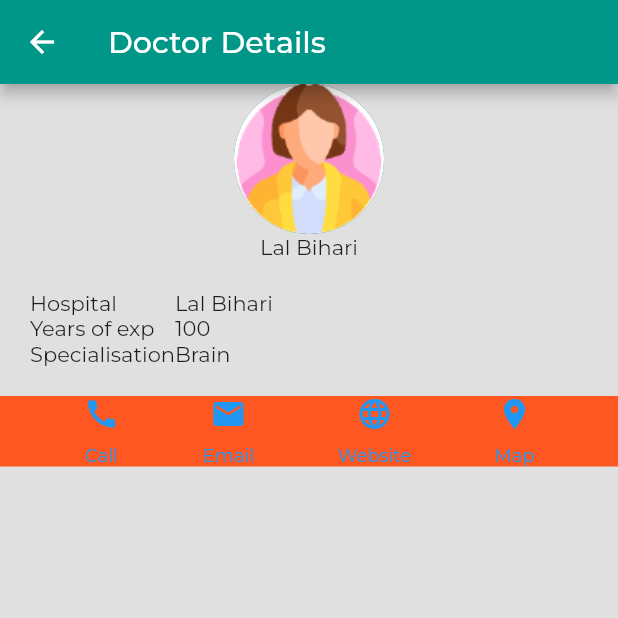
After one commit to SIH-Team-Epione/Flutter-app-Epione, a Flutter app: the DoctorConsultationScreen screen opened directly, after a tap on "Lal Bihari", on a phone screen of 412 x 824 dp, the top half of it. The commit adds this screen. Run offline on Flutter 3.47's test engine with Material 2 defaults, Android fonts, the phone set to English and light mode, and no system bars; our stand-ins replace flutter_svg, get, google_fonts; missing offline and left inert: flutter_email_sender, maps_launcher; project files that could hold a hidden picture were left out.

Commit message:
Doctor consultation and doctor details page added.

```diff
--- /dev/null
+++ b/lib/models/Doctors.dart
@@ -0,0 +1,14 @@
+class Doctor {
+  late String name;
+  late int yearsOfExp;
+  late String specialisation;
+  late String profileUrl;
+
+  Doctor(this.name, this.yearsOfExp, this.specialisation);
+}
+
+List doctors = [
+  Doctor("Lal Bihari", 100, "Brain"),
+  Doctor("Harsh", -2, "Knee"),
+  Doctor("Mukesh", 200, "Ear")
+];
--- /dev/null
+++ b/lib/screens/doctor_consultation_screen.dart
@@ -0,0 +1,107 @@
+import 'package:flutter/material.dart';
+import 'package:flutter_svg/svg.dart';
+import 'package:get/get.dart';
+import 'package:quiz_app/models/Doctors.dart';
+import 'package:google_fonts/google_fonts.dart';
+import 'package:quiz_app/constants.dart';
+import 'package:quiz_app/models/Quotes.dart';
+import 'package:quiz_app/screens/doctor_details_screen.dart';
+import 'package:quiz_app/screens/welcome/welcome_screen.dart';
+import 'package:quiz_app/util/my_button_icon_card.dart';
+
+class DoctorConsultationScreen extends StatefulWidget {
+  const DoctorConsultationScreen({Key? key}) : super(key: key);
+
+  @override
+  State<DoctorConsultationScreen> createState() => _DoctorConsultationScreenState();
+}
+
+class _DoctorConsultationScreenState extends State<DoctorConsultationScreen> {
+  @override
+  Widget build(BuildContext context) {
+    return Scaffold(
+      appBar: AppBar(
+        title: Text("Doctor Consultation"),
+      ),
+      body: DoctorsListSection(),
+    );
+  }
+}
+
+class DoctorsListSection extends StatefulWidget {
+  const DoctorsListSection({Key? key}) : super(key: key);
+
+  @override
+  State<DoctorsListSection> createState() => _DoctorsListSectionState();
+}
+
+class _DoctorsListSectionState extends State<DoctorsListSection> {
+  @override
+  Widget build(BuildContext context) {
+    return Scaffold(
+      body: ListView.builder(
+        itemBuilder: (BuildContext context, int index) => Container(
+          width: MediaQuery.of(context).size.width,
+          padding: EdgeInsets.symmetric(horizontal: 10.0, vertical: 5.0),
+          child: _buildDoctorRow(index, context),
+        ),
+        itemCount: 3,
+      ),
+    );
+  }
+}
+
+Widget _buildDoctorRow(int index, BuildContext context) {
+  void gotoDoctorDetailsPage(BuildContext context) {
+    Navigator.push(
+        context,
+        MaterialPageRoute(
+          builder: (context) => DoctorDetailsScreen(index: index),
+        ));
+  }
+
+  return GestureDetector(
+    onTap: () {
+      gotoDoctorDetailsPage(context);
+    },
+    child: Card(
+      color: Colors.brown,
+      elevation: 5.0,
+      shape: RoundedRectangleBorder(borderRadius: BorderRadius.circular(15.0)),
+      child: Padding(
+        padding: EdgeInsets.all(10.0),
+        child: Row(
+          mainAxisAlignment: MainAxisAlignment.start,
+          mainAxisSize: MainAxisSize.max,
+          children: [
+            CircleAvatar(
+              radius: 40,
+              backgroundImage: AssetImage('assets/images/user_image.png'),
+            ),
+            Container(
+              margin: EdgeInsets.fromLTRB(10.0, 0.0, 0.0, 0.0),
+              child: Column(
+                mainAxisSize: MainAxisSize.max,
+                crossAxisAlignment: CrossAxisAlignment.start,
+                children: [
+                  Text(
+                    doctors[index].name,
+                    style: TextStyle(color: Colors.black),
+                  ),
+                  Text(
+                    doctors[index].specialisation,
+                    style: TextStyle(color: Colors.black),
+                  ),
+                  Text(
+                    "${doctors[index].yearsOfExp}",
+                    style: TextStyle(color: Colors.black),
+                  )
+                ],
+              ),
+            ),
+          ],
+        ),
+      ),
+    ),
+  );
+}
--- /dev/null
+++ b/lib/screens/doctor_details_screen.dart
@@ -0,0 +1,150 @@
+import 'package:flutter/material.dart';
+import 'package:flutter_svg/svg.dart';
+import 'package:get/get.dart';
+import 'package:google_fonts/google_fonts.dart';
+import 'package:flutter_email_sender/flutter_email_sender.dart';
+import 'package:quiz_app/constants.dart';
+import 'package:quiz_app/models/Doctors.dart';
+import 'package:maps_launcher/maps_launcher.dart';
+import 'package:url_launcher/url_launcher.dart';
+import 'package:quiz_app/models/Quotes.dart';
+import 'package:quiz_app/screens/welcome/welcome_screen.dart';
+import 'package:quiz_app/util/my_button_icon_card.dart';
+
+class DoctorDetailsScreen extends StatefulWidget {
+  final int index;
+
+  const DoctorDetailsScreen({Key? key, required this.index}) : super(key: key);
+
+  @override
+  State<DoctorDetailsScreen> createState() =>
+      _DoctorDetailsScreenState(); //somehow i want to pass index to _DoctorDetailsPageState
+}
+
+class _DoctorDetailsScreenState extends State<DoctorDetailsScreen> {
+  @override
+  Widget build(BuildContext context) {
+    return Scaffold(
+      appBar: AppBar(
+        title: Text("Doctor Details"),
+      ),
+      body: Container(
+        color: Colors.black12,
+        child: Column(
+          children: [
+            CircleAvatar(
+              radius: 50,
+              backgroundImage: AssetImage('assets/images/user_image.png'),
+            ),
+            Text(doctors[widget.index].name),
+            Container(
+              margin: EdgeInsets.all(20.0),
+              child: Row(
+                children: [
+                  Column(
+                    crossAxisAlignment: CrossAxisAlignment.start,
+                    children: [
+                      Text("Hospital"),
+                      Text("Years of exp"),
+                      Text("Specialisation")
+                    ],
+                  ),
+                  Column(
+                    crossAxisAlignment: CrossAxisAlignment.start,
+                    children: [
+                      Text(doctors[widget.index].name),
+                      Text(doctors[widget.index].yearsOfExp.toString()),
+                      Text(doctors[widget.index].specialisation)
+                    ],
+                  )
+                ],
+              ),
+            ),
+            Container(
+              color: Colors.deepOrange,
+              child: Row(
+                mainAxisAlignment: MainAxisAlignment.spaceEvenly,
+                children: [
+                  _buildButtonColumn(Colors.blue, Icons.call, 'Call', 0),
+                  _buildButtonColumn(Colors.blue, Icons.mail, 'Email', 1),
+                  _buildButtonColumn(Colors.blue, Icons.language, 'Website', 2),
+                  _buildButtonColumn(Colors.blue, Icons.location_on, 'Map', 3),
+                ],
+              ),
+            )
+          ],
+        ),
+      ),
+    );
+  }
+
+  GestureDetector _buildButtonColumn(
+      Color color, IconData icon, String label, int position) {
+    Future<void> itemClickHandler(int position) async {
+      switch (position) {
+        case 0:
+          {
+            //call
+            final url = Uri.parse('tel://7055781339');
+            if (!await launchUrl(url, mode: LaunchMode.externalApplication)) {
+              throw 'Could not launch';
+            }
+            break;
+          }
+        case 1:
+          {
+            //send mail
+            final Email sendEmail = Email(
+              body: 'body of email',
+              subject: 'subject of email',
+              recipients: ['xpandeyed@gmail.com'],
+              isHTML: false,
+            );
+
+            await FlutterEmailSender.send(sendEmail);
+            break;
+          }
+        case 2:
+          {
+            //website
+            final url = Uri.parse('https://github.com');
+            if (!await launchUrl(url, mode: LaunchMode.externalApplication)) {
+              throw 'Could not launch';
+            }
+
+            break;
+          }
+        case 3:
+          {
+            //maps
+            MapsLauncher.launchCoordinates(
+                28.65495318711065, 77.23944576717803);
+            break;
+          }
+      }
+    }
+    return GestureDetector(
+      onTap: () {
+        itemClickHandler(position);
+      },
+      child: Column(
+        mainAxisSize: MainAxisSize.min,
+        mainAxisAlignment: MainAxisAlignment.center,
+        children: [
+          Icon(icon, color: color),
+          Container(
+            margin: const EdgeInsets.only(top: 8),
+            child: Text(
+              label,
+              style: TextStyle(
+                fontSize: 12,
+                fontWeight: FontWeight.w400,
+                color: color,
+              ),
+            ),
+          ),
+        ],
+      ),
+    );
+  }
+}
--- a/lib/screens/home_screen.dart
+++ b/lib/screens/home_screen.dart
@@ -4,6 +4,8 @@ import 'package:get/get.dart';
 import 'package:google_fonts/google_fonts.dart';
 import 'package:quiz_app/constants.dart';
 import 'package:quiz_app/models/Quotes.dart';
+import 'package:quiz_app/screens/doctor_consultation_screen.dart';
+import 'package:quiz_app/screens/doctor_details_screen.dart';
 import 'package:quiz_app/screens/welcome/welcome_screen.dart';
 import 'package:quiz_app/util/my_button_icon_card.dart';
 
@@ -22,6 +24,10 @@ class _HomeScreenState extends State<HomeScreen> {
       from = DateTime(from.year, from.month, from.day);
       to = DateTime(to.year, to.month, to.day);
       return (to.difference(from).inHours / 24).round();
+    }
+
+    void gotoDoctorsListPage(){
+      Navigator.push(context, MaterialPageRoute(builder: (context) => DoctorConsultationScreen()));
     }
 
     final firstDay = DateTime(2022, 7, 27);
@@ -131,10 +137,15 @@ class _HomeScreenState extends State<HomeScreen> {
                     buttonText: 'Learn more about \n self care',
                     bgColor: Color(0xffe0f4f0),
                 ),
-                MyIconButton(
-                    iconImagePath: 'assets/images/consult_doctor_icon.png',
-                    buttonText: 'Consult a mental health specialist',
-                    bgColor: Color(0xfff6d6d7),
+                GestureDetector(
+                  onTap: (){
+                    gotoDoctorsListPage();
+                  },
+                  child: MyIconButton(
+                      iconImagePath: 'assets/images/consult_doctor_icon.png',
+                      buttonText: 'Consult a mental health specialist',
+                      bgColor: Color(0xfff6d6d7),
+                  ),
                 ),
 
               ],
--- a/pubspec.yaml
+++ b/pubspec.yaml
@@ -34,6 +34,10 @@ dependencies:
 
   # state management, intelligent dependency injection, and route management
   get: ^4.6.5
+  flutter_email_sender: ^5.1.0
+  url_launcher: ^6.1.5
+  map_launcher: ^2.2.3
+  maps_launcher: ^2.0.1
 
 dev_dependencies:
   flutter_test:
```
Also changed, not shown: pubspec.lock.
